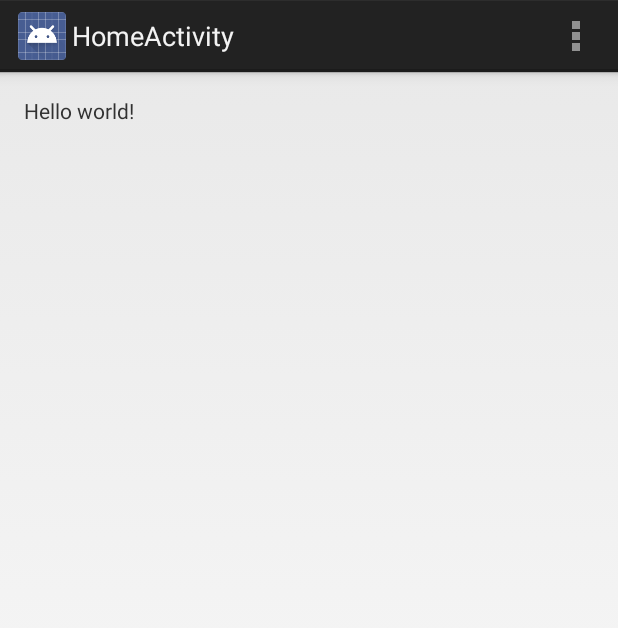
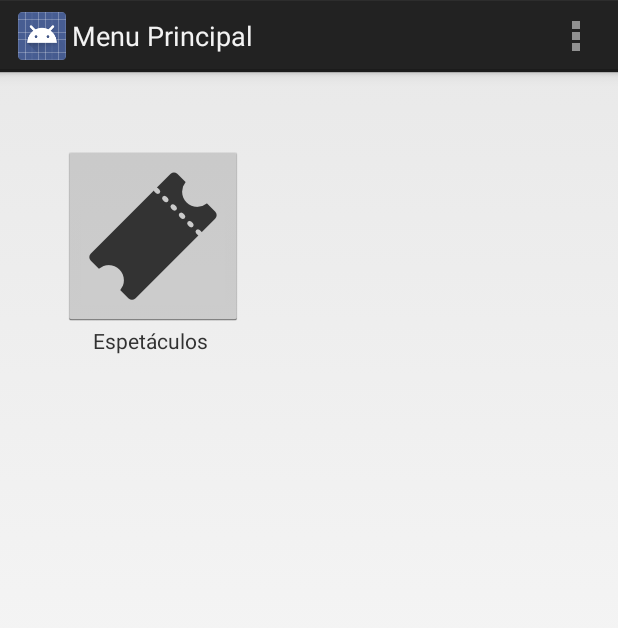
Before and after one commit to andrefreitas/feup-cmov-meoarena, an Android app: the HomeActivity screen opened directly, with no data from a screen before it, on a phone screen of 412 x 824 dp. Shown: the top 628 px of the screen. Run offline under Robolectric (Android 15) with nearby library versions, the phone set to English and light mode, and no system bars.

Commit message:
A listar os nomes dos espetáculos em vigor. Necessário alterar o aspeto ainda da lista.

```diff
--- a/MeoArenaCustomer/app/src/main/java/org/feup/meoarenacustomer/app/API.java
+++ b/MeoArenaCustomer/app/src/main/java/org/feup/meoarenacustomer/app/API.java
@@ -42,4 +42,8 @@ public class API {
         params.put("ccValidity", ccValidity);
         client.post(url + "/customers", params, responseHandler);
     }
+
+    public void getShows(AsyncHttpResponseHandler responseHandler) {
+        client.get(url + "/shows", responseHandler);
+    }
 }
--- a/MeoArenaCustomer/app/src/main/java/org/feup/meoarenacustomer/app/HomeActivity.java
+++ b/MeoArenaCustomer/app/src/main/java/org/feup/meoarenacustomer/app/HomeActivity.java
@@ -7,11 +7,15 @@ import android.view.MenuItem;
 import android.content.Intent;
 import android.app.AlertDialog;
 import android.content.DialogInterface;
+import android.view.View;
+import android.widget.Button;
+import android.widget.ImageButton;
 
 
 public class HomeActivity extends Activity {
 
     Storage db;
+    ImageButton showsButton;
 
     @Override
     protected void onCreate(Bundle savedInstanceState) {
@@ -22,6 +26,8 @@ public class HomeActivity extends Activity {
         showPin();
         storeId();
 
+        //On click category
+        getShows();
 
     }
 
@@ -74,4 +80,16 @@ public class HomeActivity extends Activity {
             db.put("id", id);
         };
     }
+
+    public void getShows() {
+        showsButton = (ImageButton) findViewById(R.id.list_shows);
+
+        showsButton.setOnClickListener(new View.OnClickListener() {
+            public void onClick(View v) {
+                Intent intent = new Intent(HomeActivity.this, ShowsActivity.class);
+                startActivity(intent);
+
+            }
+        });
+    }
 }
--- a/MeoArenaCustomer/app/src/main/res/layout/activity_home.xml
+++ b/MeoArenaCustomer/app/src/main/res/layout/activity_home.xml
@@ -1,12 +1,39 @@
-<RelativeLayout xmlns:android="http://schemas.android.com/apk/res/android"
-    xmlns:tools="http://schemas.android.com/tools" android:layout_width="match_parent"
-    android:layout_height="match_parent" android:paddingLeft="@dimen/activity_horizontal_margin"
-    android:paddingRight="@dimen/activity_horizontal_margin"
-    android:paddingTop="@dimen/activity_vertical_margin"
-    android:paddingBottom="@dimen/activity_vertical_margin"
-    tools:context="org.feup.meoarenacustomer.app.HomeActivity">
+<TableRow
+    android:layout_width="fill_parent"
+    android:layout_height="fill_parent"
+    xmlns:android="http://schemas.android.com/apk/res/android"
+    android:weightSum="1">
 
-    <TextView android:text="@string/hello_world" android:layout_width="wrap_content"
-        android:layout_height="wrap_content" />
+    <RelativeLayout
+        android:layout_width="match_parent"
+        android:layout_height="match_parent"
+        android:id="@+id/main_menu">
 
-</RelativeLayout>
+
+        <ImageButton
+            android:layout_width="120dp"
+            android:layout_height="120dp"
+            android:id="@+id/list_shows"
+            android:layout_marginLeft="42dp"
+            android:layout_marginTop="49dp"
+            android:src="@drawable/ticket" />
+
+        <TextView
+            android:layout_width="100dp"
+            android:layout_height="wrap_content"
+            android:text="@string/list_shows"
+            android:id="@+id/list_shows_text"
+            android:layout_below="@+id/list_shows"
+            android:layout_marginLeft="62dp" /><![CDATA[
+
+
+
+
+
+        >
+
+
+
+    ]]>
+    </RelativeLayout>
+</TableRow>
--- a/MeoArenaCustomer/app/src/main/res/values/strings.xml
+++ b/MeoArenaCustomer/app/src/main/res/values/strings.xml
@@ -36,6 +36,9 @@
     <string name="invalid_credit_card_year">Ano inválido</string>
     <string name="email_already_exists">Este email já existe</string>
     <string name="missing_personal_details">Faltam os dados pessoais</string>
-    <string name="title_activity_home">HomeActivity</string>
+    <string name="title_activity_home">Menu Principal</string>
+    <string name="list_shows">Espetáculos</string>
+    <string name="title_activity_shows">ShowsActivity</string>
+    <string name="no_shows">Não existem espetáculos em vigor</string>
 
 </resources>
```
Also changed, not shown: MeoArenaCustomer/app/src/main/AndroidManifest.xml (+8 -4 lines), MeoArenaCustomer/app/src/main/java/org/feup/meoarenacustomer/app/ShowsActivity.java (added, +107 -0 lines), MeoArenaCustomer/app/src/main/java/org/feup/meoarenacustomer/app/StringArrayAdapter.java (added, +49 -0 lines), MeoArenaCustomer/app/src/main/res/layout/activity_shows.xml (added, +16 -0 lines), MeoArenaCustomer/app/src/main/res/layout/row_show.xml (added, +11 -0 lines), MeoArenaCustomer/app/src/main/res/menu/shows.xml (added, +8 -0 lines), MeoArenaCustomer/app/src/main/res/drawable-hdpi/ticket.png (added), 1 other file.
